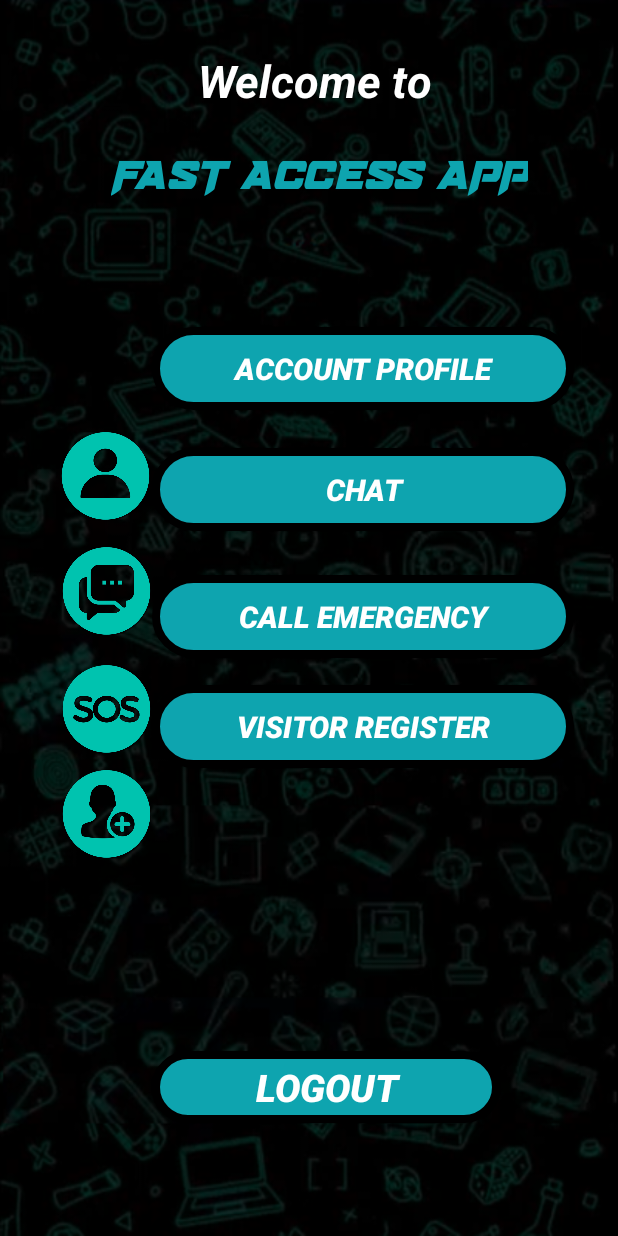
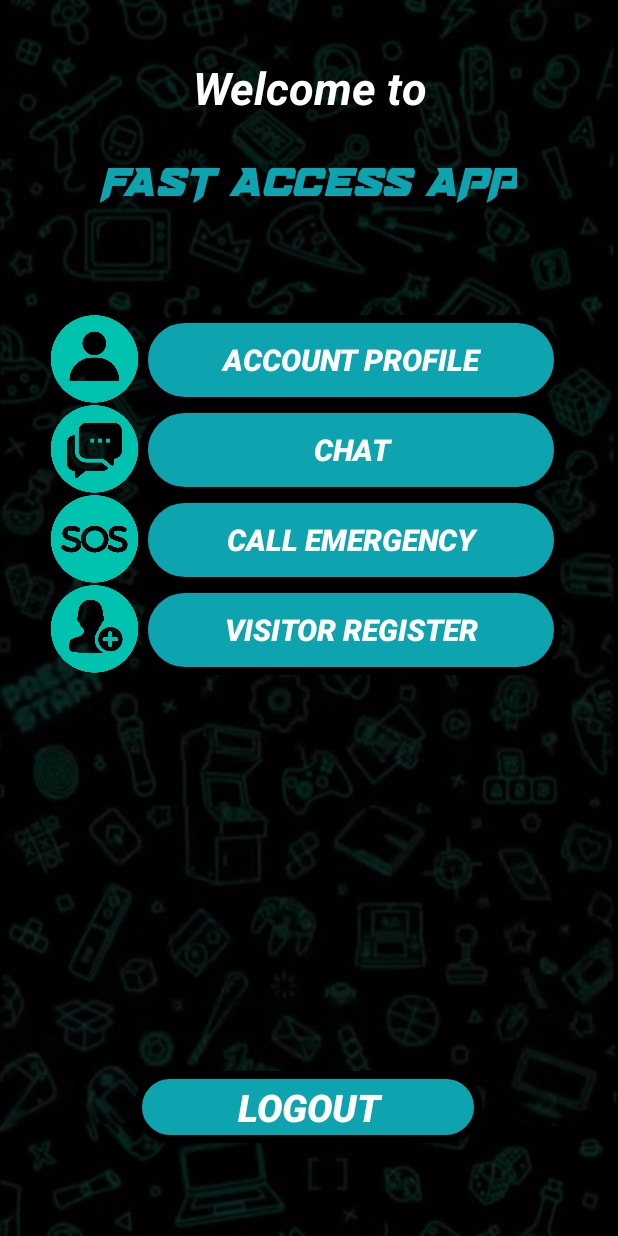
Before and after one commit to SergioGarzon/FastAccessApp-SeminarioIntegrador, an Android app built with Jetpack Compose: the layout activity_menu_application_residente.xml on its own in the app's theme, with its tools: preview values and no code run, on a phone screen of 412 x 824 dp. Run offline under Robolectric (Android 15) with nearby library versions, the phone set to English and light mode, and no system bars.

Commit message:
Changes in the activity menu application resident

```diff
--- a/app/src/main/res/layout/activity_menu_application_residente.xml
+++ b/app/src/main/res/layout/activity_menu_application_residente.xml
@@ -11,7 +11,7 @@
         android:id="@+id/btnLogoutResident"
         android:layout_width="232dp"
         android:layout_height="48dp"
-        android:layout_marginBottom="68dp"
+        android:layout_marginBottom="56dp"
         android:background="@drawable/border_buttons"
         android:onClick="changeActivityPresentation"
         android:text="Logout"
@@ -20,9 +20,9 @@
         android:textStyle="bold|italic"
         app:layout_constraintBottom_toBottomOf="parent"
         app:layout_constraintEnd_toEndOf="parent"
-        app:layout_constraintHorizontal_bias="0.564"
+        app:layout_constraintHorizontal_bias="0.497"
         app:layout_constraintStart_toStartOf="parent"
-        app:layout_constraintTop_toBottomOf="@+id/btnRegisterVisitorResident"
+        app:layout_constraintTop_toBottomOf="@+id/tableLayout7"
         app:layout_constraintVertical_bias="0.964" />
 
     <TextView
@@ -36,10 +36,10 @@
         android:textSize="34sp"
         app:layout_constraintBottom_toBottomOf="parent"
         app:layout_constraintEnd_toEndOf="parent"
-        app:layout_constraintHorizontal_bias="0.551"
+        app:layout_constraintHorizontal_bias="0.496"
         app:layout_constraintStart_toStartOf="parent"
-        app:layout_constraintTop_toTopOf="parent"
-        app:layout_constraintVertical_bias="0.126" />
+        app:layout_constraintTop_toBottomOf="@+id/txtVisitorWelcomeMessage"
+        app:layout_constraintVertical_bias="0.025" />
 
     <TextView
         android:id="@+id/txtVisitorWelcomeMessage"
@@ -51,130 +51,111 @@
         android:textColor="#FFFFFF"
         android:textSize="30sp"
         android:textStyle="bold|italic"
-        app:layout_constraintBottom_toTopOf="@+id/txtFastAccessAppTitleResident"
+        app:layout_constraintBottom_toBottomOf="parent"
         app:layout_constraintEnd_toEndOf="parent"
-        app:layout_constraintHorizontal_bias="0.538"
         app:layout_constraintStart_toStartOf="parent"
         app:layout_constraintTop_toTopOf="parent"
-        app:layout_constraintVertical_bias="0.658" />
+        app:layout_constraintVertical_bias="0.049" />
 
-
-    <Button
-        android:id="@+id/btnCallEmergencyResident"
-        android:layout_width="281dp"
-        android:layout_height="55dp"
-        android:background="@drawable/border_buttons"
-        android:text="CALL EMERGENCY"
-        android:textColor="@color/white"
-        android:textSize="20sp"
-        android:textStyle="bold|italic"
+    <TableLayout
+        android:id="@+id/tableLayout7"
+        android:layout_width="344dp"
+        android:layout_height="351dp"
+        android:layout_marginTop="28dp"
         app:layout_constraintBottom_toBottomOf="parent"
         app:layout_constraintEnd_toEndOf="parent"
-        app:layout_constraintHorizontal_bias="0.776"
-        app:layout_constraintStart_toStartOf="parent"
-        app:layout_constraintTop_toBottomOf="@+id/btnChatResident"
-        app:layout_constraintVertical_bias="0.07" />
-
-
-    <Button
-        android:id="@+id/btnChatResident"
-        android:layout_width="281dp"
-        android:layout_height="55dp"
-        android:background="@drawable/border_buttons"
-        android:text="CHAT"
-        android:textColor="@color/white"
-        android:textSize="20sp"
-        android:textStyle="bold|italic"
-        app:layout_constraintBottom_toBottomOf="parent"
-        app:layout_constraintEnd_toEndOf="parent"
-        app:layout_constraintHorizontal_bias="0.776"
-        app:layout_constraintStart_toStartOf="parent"
-        app:layout_constraintTop_toBottomOf="@+id/btnProfilerAccountResident"
-        app:layout_constraintVertical_bias="0.051" />
-
-    <Button
-        android:id="@+id/btnProfilerAccountResident"
-        android:layout_width="281dp"
-        android:layout_height="55dp"
-        android:background="@drawable/border_buttons"
-        android:text="ACCOUNT PROFILE"
-        android:textColor="@color/white"
-        android:textSize="20sp"
-        android:textStyle="bold|italic"
-        app:layout_constraintBottom_toBottomOf="parent"
-        app:layout_constraintEnd_toEndOf="parent"
-        app:layout_constraintHorizontal_bias="0.776"
+        app:layout_constraintHorizontal_bias="0.492"
         app:layout_constraintStart_toStartOf="parent"
         app:layout_constraintTop_toBottomOf="@+id/txtFastAccessAppTitleResident"
-        app:layout_constraintVertical_bias="0.137" />
+        app:layout_constraintVertical_bias="0.151">
 
-    <Button
-        android:id="@+id/btnRegisterVisitorResident"
-        android:layout_width="281dp"
-        android:layout_height="55dp"
-        android:background="@drawable/border_buttons"
-        android:text="VISITOR REGISTER"
-        android:textColor="@color/white"
-        android:textSize="20sp"
-        android:textStyle="bold|italic"
-        app:layout_constraintBottom_toBottomOf="parent"
-        app:layout_constraintEnd_toEndOf="parent"
-        app:layout_constraintHorizontal_bias="0.776"
-        app:layout_constraintStart_toStartOf="parent"
-        app:layout_constraintTop_toBottomOf="@+id/btnCallEmergencyResident"
-        app:layout_constraintVertical_bias="0.054" />
+        <TableRow
+            android:layout_width="match_parent"
+            android:layout_height="match_parent">
 
             <ImageView
                 android:id="@+id/imageView9"
                 android:layout_width="60dp"
                 android:layout_height="60dp"
-        android:layout_marginTop="2dp"
-        android:background="@drawable/chataccount"
-        app:layout_constraintBottom_toBottomOf="parent"
-        app:layout_constraintEnd_toStartOf="@+id/btnChatResident"
-        app:layout_constraintHorizontal_bias="1.0"
-        app:layout_constraintStart_toStartOf="parent"
-        app:layout_constraintTop_toBottomOf="@+id/imageView14"
-        app:layout_constraintVertical_bias="0.036" />
+                app:srcCompat="@drawable/profileaccount" />
+
+            <Button
+                android:id="@+id/btnProfilerAccountResident"
+                android:layout_width="281dp"
+                android:layout_height="60dp"
+                android:background="@drawable/border_buttons"
+                android:text="ACCOUNT PROFILE"
+                android:textColor="@color/white"
+                android:textSize="20sp"
+                android:textStyle="bold|italic" />
+
+        </TableRow>
+
+        <TableRow
+            android:layout_width="match_parent"
+            android:layout_height="match_parent">
 
             <ImageView
                 android:id="@+id/imageView11"
                 android:layout_width="60dp"
                 android:layout_height="60dp"
-        android:layout_marginTop="2dp"
-        android:background="@drawable/sos"
-        app:layout_constraintBottom_toBottomOf="parent"
-        app:layout_constraintEnd_toStartOf="@+id/btnCallEmergencyResident"
-        app:layout_constraintHorizontal_bias="1.0"
-        app:layout_constraintStart_toStartOf="parent"
-        app:layout_constraintTop_toBottomOf="@+id/imageView9"
-        app:layout_constraintVertical_bias="0.049" />
+                app:srcCompat="@drawable/chataccount" />
+
+            <Button
+                android:id="@+id/btnChatResident"
+                android:layout_width="281dp"
+                android:layout_height="60dp"
+                android:background="@drawable/border_buttons"
+                android:text="CHAT"
+                android:textColor="@color/white"
+                android:textSize="20sp"
+                android:textStyle="bold|italic" />
+        </TableRow>
+
+        <TableRow
+            android:layout_width="match_parent"
+            android:layout_height="match_parent">
 
             <ImageView
                 android:id="@+id/imageView13"
                 android:layout_width="60dp"
                 android:layout_height="60dp"
-        android:layout_marginTop="2dp"
-        android:background="@drawable/registervisitor"
-        app:layout_constraintBottom_toBottomOf="parent"
-        app:layout_constraintEnd_toStartOf="@+id/btnRegisterVisitorResident"
-        app:layout_constraintHorizontal_bias="1.0"
-        app:layout_constraintStart_toStartOf="parent"
-        app:layout_constraintTop_toBottomOf="@+id/imageView11"
-        app:layout_constraintVertical_bias="0.03" />
+                app:srcCompat="@drawable/sos" />
+
+            <Button
+                android:id="@+id/btnCallEmergencyResident"
+                android:layout_width="281dp"
+                android:layout_height="60dp"
+                android:background="@drawable/border_buttons"
+                android:text="CALL EMERGENCY"
+                android:textColor="@color/white"
+                android:textSize="20sp"
+                android:textStyle="bold|italic" />
+
+
+        </TableRow>
+
+        <TableRow
+            android:layout_width="match_parent"
+            android:layout_height="match_parent" >
 
             <ImageView
                 android:id="@+id/imageView14"
                 android:layout_width="60dp"
                 android:layout_height="60dp"
-        android:layout_marginTop="191dp"
-        android:layout_marginBottom="476dp"
-        android:background="@drawable/profileaccount"
-        app:layout_constraintBottom_toBottomOf="parent"
-        app:layout_constraintEnd_toEndOf="parent"
-        app:layout_constraintHorizontal_bias="0.116"
-        app:layout_constraintStart_toStartOf="parent"
-        app:layout_constraintTop_toTopOf="parent"
-        app:layout_constraintVertical_bias="1.0" />
+                app:srcCompat="@drawable/registervisitor" />
+
+            <Button
+                android:id="@+id/btnRegisterVisitorResident"
+                android:layout_width="281dp"
+                android:layout_height="60dp"
+                android:background="@drawable/border_buttons"
+                android:text="VISITOR REGISTER"
+                android:textColor="@color/white"
+                android:textSize="20sp"
+                android:textStyle="bold|italic" />
+        </TableRow>
+    </TableLayout>
+
 
 </androidx.constraintlayout.widget.ConstraintLayout>
```
Lines whose indentation alone changed are shown as unchanged.
